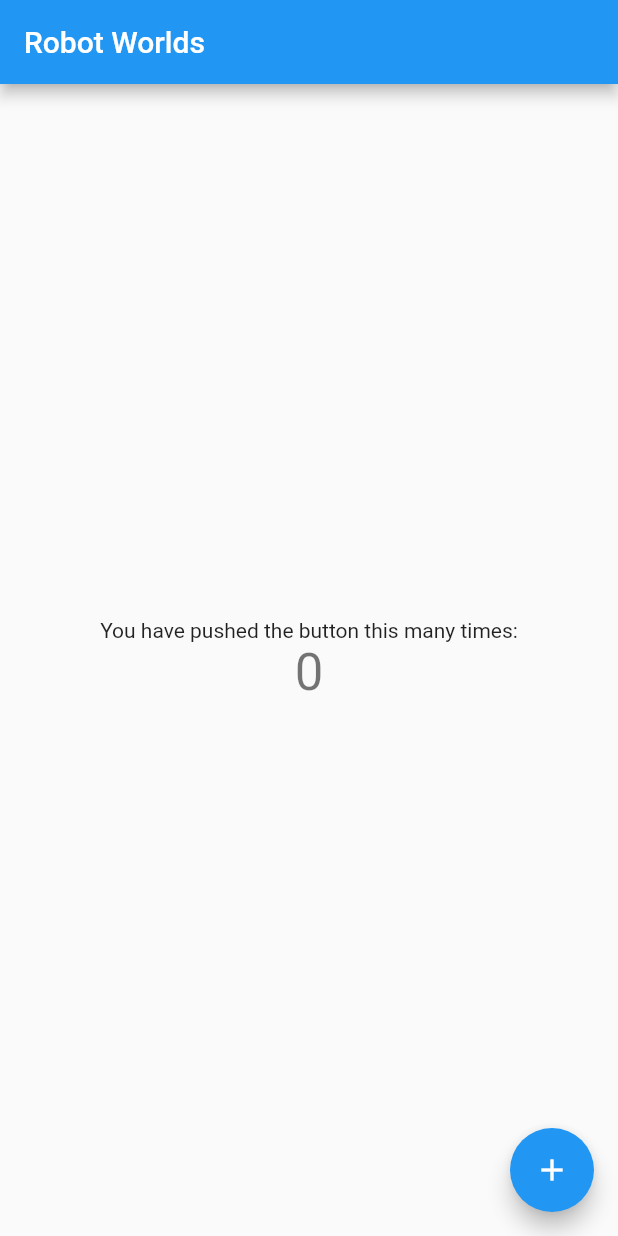
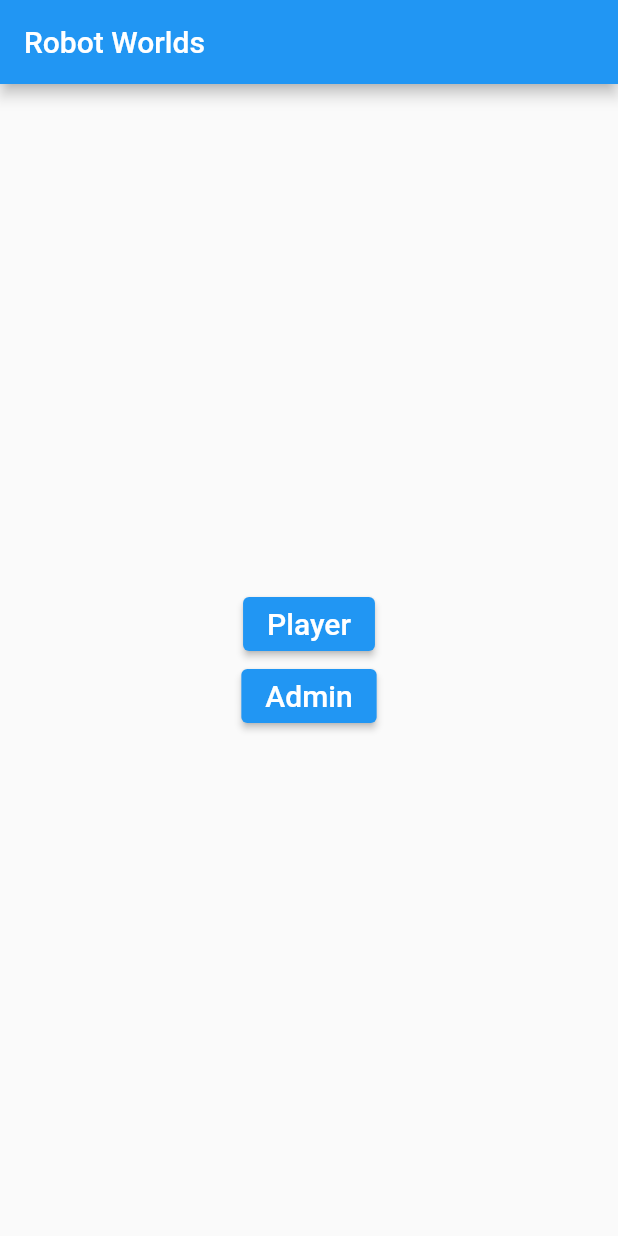
Before and after one commit to sluthang/mobile_app, a Flutter app: the screen it shows after launch, on a phone screen of 412 x 824 dp. Run offline on Flutter 3.47's test engine with Material 2 defaults, Android fonts, the phone set to English and light mode, and no system bars.

Commit message:
Added two buttons to the home screen one for player and one for admin, also added a unittest for the home/main page.

```diff
--- a/robot_worlds_app/robot_worlds_app/lib/pages/home.dart
+++ b/robot_worlds_app/robot_worlds_app/lib/pages/home.dart
@@ -3,84 +3,43 @@ import 'package:flutter/material.dart';
 class HomePage extends StatefulWidget {
   const HomePage({Key? key, required this.title}) : super(key: key);
 
-  // This widget is the home page of your application. It is stateful, meaning
-  // that it has a State object (defined below) that contains fields that affect
-  // how it looks.
-
-  // This class is the configuration for the state. It holds the values (in this
-  // case the title) provided by the parent (in this case the App widget) and
-  // used by the build method of the State. Fields in a Widget subclass are
-  // always marked "final".
-
   final String title;
 
   @override
-  State<HomePage> createState() => _MyHomePageState();
+  State<HomePage> createState() => _HomePageState();
 }
 
-class _MyHomePageState extends State<HomePage> {
-  int _counter = 0;
-
-  void _incrementCounter() {
-    setState(() {
-      // This call to setState tells the Flutter framework that something has
-      // changed in this State, which causes it to rerun the build method below
-      // so that the display can reflect the updated values. If we changed
-      // _counter without calling setState(), then the build method would not be
-      // called again, and so nothing would appear to happen.
-      _counter++;
-    });
-  }
-
+class _HomePageState extends State<HomePage> {
   @override
   Widget build(BuildContext context) {
-    // This method is rerun every time setState is called, for instance as done
-    // by the _incrementCounter method above.
-    //
-    // The Flutter framework has been optimized to make rerunning build methods
-    // fast, so that you can just rebuild anything that needs updating rather
-    // than having to individually change instances of widgets.
     return Scaffold(
-      appBar: AppBar(
-        // Here we take the value from the HomePage object that was created by
-        // the App.build method, and use it to set our appbar title.
-        title: Text(widget.title),
-      ),
-      body: Center(
-        // Center is a layout widget. It takes a single child and positions it
-        // in the middle of the parent.
-        child: Column(
-          // Column is also a layout widget. It takes a list of children and
-          // arranges them vertically. By default, it sizes itself to fit its
-          // children horizontally, and tries to be as tall as its parent.
-          //
-          // Invoke "debug painting" (press "p" in the console, choose the
-          // "Toggle Debug Paint" action from the Flutter Inspector in Android
-          // Studio, or the "Toggle Debug Paint" command in Visual Studio Code)
-          // to see the wireframe for each widget.
-          //
-          // Column has various properties to control how it sizes itself and
-          // how it positions its children. Here we use mainAxisAlignment to
-          // center the children vertically; the main axis here is the vertical
-          // axis because Columns are vertical (the cross axis would be
-          // horizontal).
-          mainAxisAlignment: MainAxisAlignment.center,
-          children: <Widget>[
-            const Text(
-              'You have pushed the button this many times:',
-            ),
-            Text(
-              '$_counter',
-              style: Theme.of(context).textTheme.headline4,
-            ),
-          ],
+        appBar: AppBar(
+          title: Text(widget.title),
         ),
-      ),
-      floatingActionButton: FloatingActionButton(
-        onPressed: _incrementCounter,
-        tooltip: 'Increment',
-        child: const Icon(Icons.add),
-      ), // This trailing comma makes auto-formatting nicer for build methods.
-    );
+        body: buttonLayout());
   }
 }
+
+Widget buttonLayout() {
+  return Center(
+    child: Column(
+      mainAxisAlignment: MainAxisAlignment.center,
+      children: <Widget>[
+        ElevatedButton(
+          child: const Text(
+            "Player",
+            style: TextStyle(fontSize: 20.0, color: Colors.white),
+          ),
+          onPressed: () {},
+        ),
+        ElevatedButton(
+          child: const Text(
+            "Admin",
+            style: TextStyle(fontSize: 20.0, color: Colors.white),
+          ),
+          onPressed: () {},
+        ),
+      ],
+    ),
+  );
+}
```
Also changed, not shown: 2 other files.
